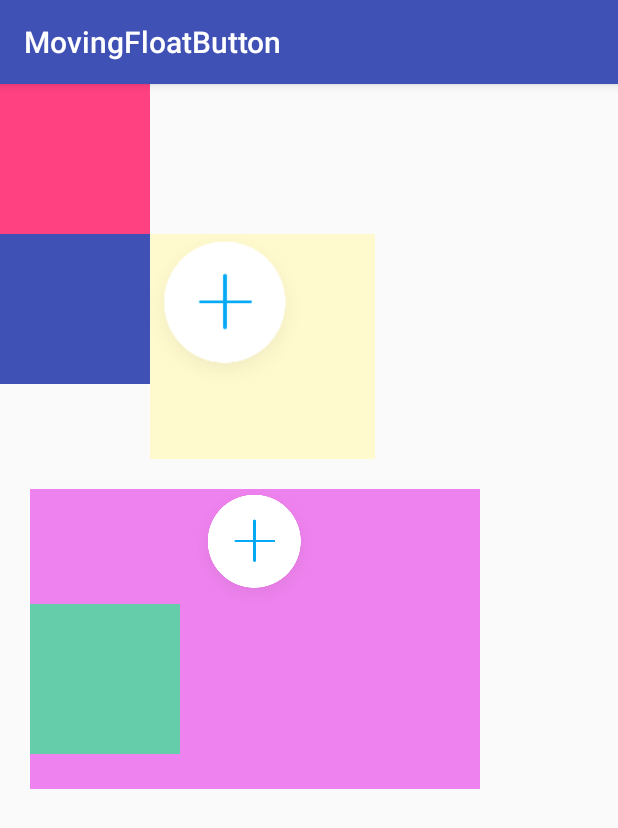
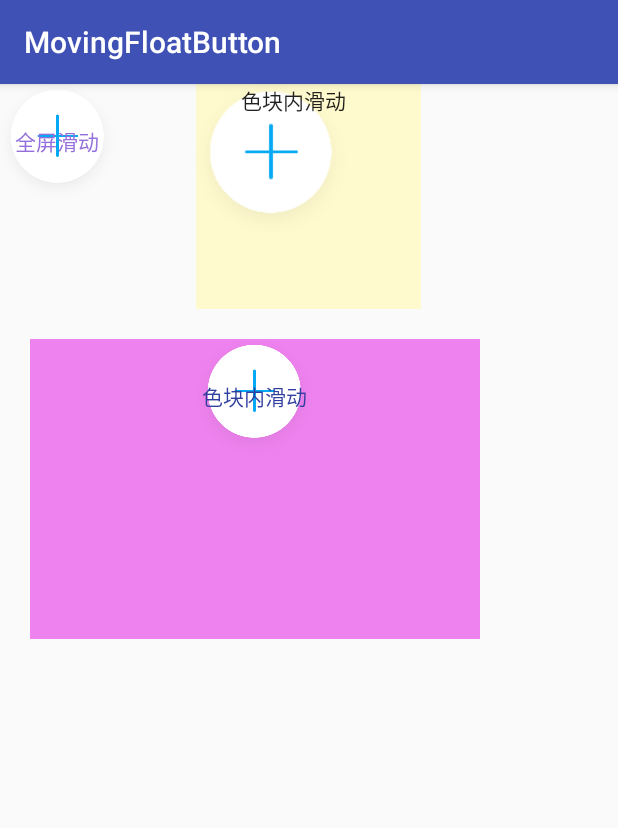
Before and after one commit to kxmc/MovingFloatButton, an Android app: the screen it shows after launch (MainActivity), on a phone screen of 412 x 824 dp. Shown: the top 828 px of the screen. Run offline under Robolectric (Android 15) with nearby library versions, the phone set to English and light mode, and no system bars.

Commit message:
修改展示效果

```diff
--- a/app/src/main/java/io/github/ccmagic/movingfloatbutton/FloatMovingLayout.java
+++ b/app/src/main/java/io/github/ccmagic/movingfloatbutton/FloatMovingLayout.java
@@ -49,6 +49,8 @@ public class FloatMovingLayout extends RelativeLayout {
 
 
         mView = new SonView(context);
+        mView.setText("色块内滑动");
+        mView.setGravity(CENTER_IN_PARENT);
         mView.setLayoutParams(new LayoutParams(150, 150));
         mView.setBackgroundResource(R.mipmap.float_moving_btn);
         addView(mView);
@@ -99,7 +101,6 @@ public class FloatMovingLayout extends RelativeLayout {
         public boolean onTouchEvent(MotionEvent event) {
             switch (event.getAction()) {
                 case MotionEvent.ACTION_DOWN:
-                    //
                     getParentLocationOnScreen();
                     allMinusX = screenX + getMeasuredWidth() / 2;
                     allMinusY = screenY + getMeasuredHeight() / 2;
@@ -107,9 +108,9 @@ public class FloatMovingLayout extends RelativeLayout {
                     scrollMaxY = -FloatMovingLayout.this.getMeasuredHeight() + getMeasuredHeight();
                     break;
                 case MotionEvent.ACTION_MOVE:
-
                     actualX = -(int) (event.getRawX() - allMinusX);
                     actualY = -(int) (event.getRawY() - allMinusY);
+                    //防止滑动出界
                     if (actualX >= 0) {
                         actualX = 0;
                     }
--- a/app/src/main/java/io/github/ccmagic/movingfloatbutton/FloatMovingView.java
+++ b/app/src/main/java/io/github/ccmagic/movingfloatbutton/FloatMovingView.java
@@ -75,18 +75,15 @@ public class FloatMovingView extends AppCompatTextView {
                     mDefaultBottomTranslationY = mParentViewGroup.getMeasuredHeight() - getBottom();
                     mFirstMain = false;
                 }
-
                 mPreX = event.getRawX();
                 mPreY = event.getRawY();
                 break;
             case MotionEvent.ACTION_MOVE:
                 mActualX = event.getRawX();
                 mActualY = event.getRawY();
-
                 mTranslationX = getTranslationX() + mActualX - mPreX;
                 mTranslationY = getTranslationY() + mActualY - mPreY;
-
-                //防止移动出界
+                //防止滑动出界
                 if (mTranslationX < -mDefaultTopTranslationX) {
                     mTranslationX = -mDefaultTopTranslationX;
                 }
@@ -100,7 +97,6 @@ public class FloatMovingView extends AppCompatTextView {
                 if (mTranslationY > mDefaultBottomTranslationY) {
                     mTranslationY = mDefaultBottomTranslationY;
                 }
-
                 setTranslationX(mTranslationX);
                 setTranslationY(mTranslationY);
                 //
--- a/app/src/main/java/io/github/ccmagic/movingfloatbutton/MainActivity.java
+++ b/app/src/main/java/io/github/ccmagic/movingfloatbutton/MainActivity.java
@@ -8,25 +8,32 @@ import android.widget.Toast;
 public class MainActivity extends AppCompatActivity {
 
     private static final String TAG = "MainActivity";
+
     @Override
     protected void onCreate(Bundle savedInstanceState) {
         super.onCreate(savedInstanceState);
+        //
+//        NavAndStatusutil.setTransparentBar(this);
+        //
+//        FloatMovingView floatMovingView = new FloatMovingView(this);
+//        floatMovingView.setText("全屏滑动");
+//        floatMovingView.setGravity(Gravity.CENTER);
+//        floatMovingView.setBackgroundResource(R.mipmap.float_moving_btn);
+//        ViewGroup.LayoutParams layoutParams = new ViewGroup.LayoutParams(ViewGroup.LayoutParams.WRAP_CONTENT, ViewGroup.LayoutParams.WRAP_CONTENT);
+//        floatMovingView.setLayoutParams(layoutParams);
+//        ViewGroup rootView = (ViewGroup) getWindow().getDecorView().getRootView();
+//        rootView.addView(floatMovingView);
+        //
         setContentView(R.layout.activity_main);
-
-        View view = findViewById(R.id.view_id);
-        view.setOnClickListener(new View.OnClickListener() {
-            @Override
-            public void onClick(View v) {
-                Toast.makeText(MainActivity.this, "view_id", Toast.LENGTH_SHORT).show();
-            }
-        });
 
         FloatMovingView f = findViewById(R.id.float_moving_view);
         f.setOnClickListener(new View.OnClickListener() {
             @Override
             public void onClick(View v) {
-                Toast.makeText(MainActivity.this,"FloatMovingView",Toast.LENGTH_SHORT).show();
+                Toast.makeText(MainActivity.this, "FloatMovingView", Toast.LENGTH_SHORT).show();
             }
         });
+
+
     }
 }
--- a/app/src/main/res/layout/activity_main.xml
+++ b/app/src/main/res/layout/activity_main.xml
@@ -1,40 +1,19 @@
 <?xml version="1.0" encoding="utf-8"?>
-<LinearLayout xmlns:android="http://schemas.android.com/apk/res/android"
+
+<RelativeLayout xmlns:android="http://schemas.android.com/apk/res/android"
+    android:layout_width="match_parent"
+    android:layout_height="match_parent">
+
+    <LinearLayout
         android:layout_width="match_parent"
         android:layout_height="match_parent"
         android:orientation="vertical">
 
-    <View
-        android:layout_width="100dp"
-        android:layout_height="100dp"
-        android:background="@color/colorAccent" />
-
-    <LinearLayout
-        android:layout_width="wrap_content"
-        android:layout_height="wrap_content"
-        android:orientation="horizontal">
-
-        <View
-            android:layout_width="100dp"
-            android:layout_height="100dp"
-            android:background="@color/colorPrimary" />
-
-        <RelativeLayout
-            android:layout_width="wrap_content"
-            android:layout_height="wrap_content">
-
-            <View
-                android:id="@+id/view_id"
-                android:layout_width="20dp"
-                android:layout_height="20dp"
-                android:background="@color/colorPrimaryDark" />
-
         <io.github.ccmagic.movingfloatbutton.FloatMovingLayout
             android:layout_width="150dp"
             android:layout_height="150dp"
+            android:layout_gravity="center"
             android:background="@color/lemonChiffon" />
-        </RelativeLayout>
-    </LinearLayout>
 
         <LinearLayout
             android:layout_width="300dp"
@@ -48,12 +27,26 @@
                 android:layout_width="wrap_content"
                 android:layout_height="wrap_content"
                 android:layout_gravity="center"
+                android:text="色块内滑动"
+                android:textColor="@color/colorPrimaryDark"
+                android:gravity="center"
                 android:background="@mipmap/float_moving_btn" />
 
-        <View
-            android:layout_width="100dp"
-            android:layout_height="100dp"
-            android:background="@color/mediumAquamarine" />
+            <!--<View-->
+            <!--android:layout_width="100dp"-->
+            <!--android:layout_height="100dp"-->
+            <!--android:background="@color/mediumAquamarine" />-->
         </LinearLayout>
 
     </LinearLayout>
+
+    <io.github.ccmagic.movingfloatbutton.FloatMovingView
+        android:id="@+id/full_screen_float_moving_view"
+        android:layout_width="wrap_content"
+        android:layout_height="wrap_content"
+        android:text="全屏滑动"
+        android:textColor="@color/mediumPurple"
+        android:gravity="center"
+        android:layout_gravity="center"
+        android:background="@mipmap/float_moving_btn" />
+</RelativeLayout>
```
Also changed, not shown: app/src/main/java/io/github/ccmagic/movingfloatbutton/NavAndStatusutil.java (added, +123 -0 lines). Lines whose indentation alone changed are shown as unchanged.
